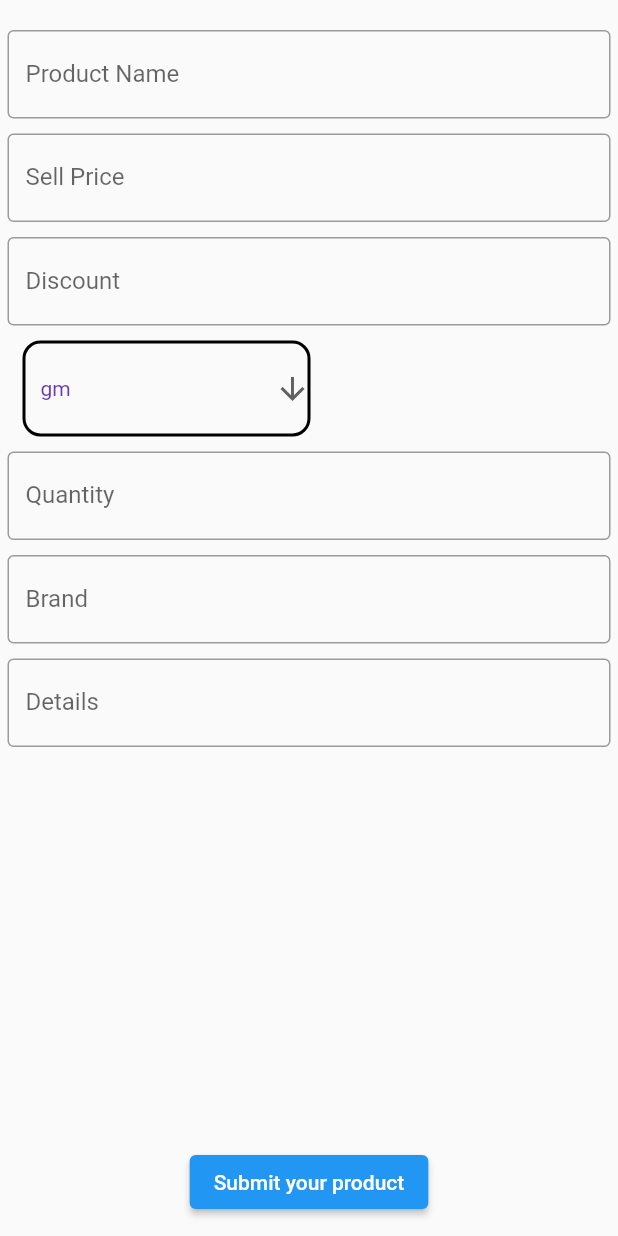
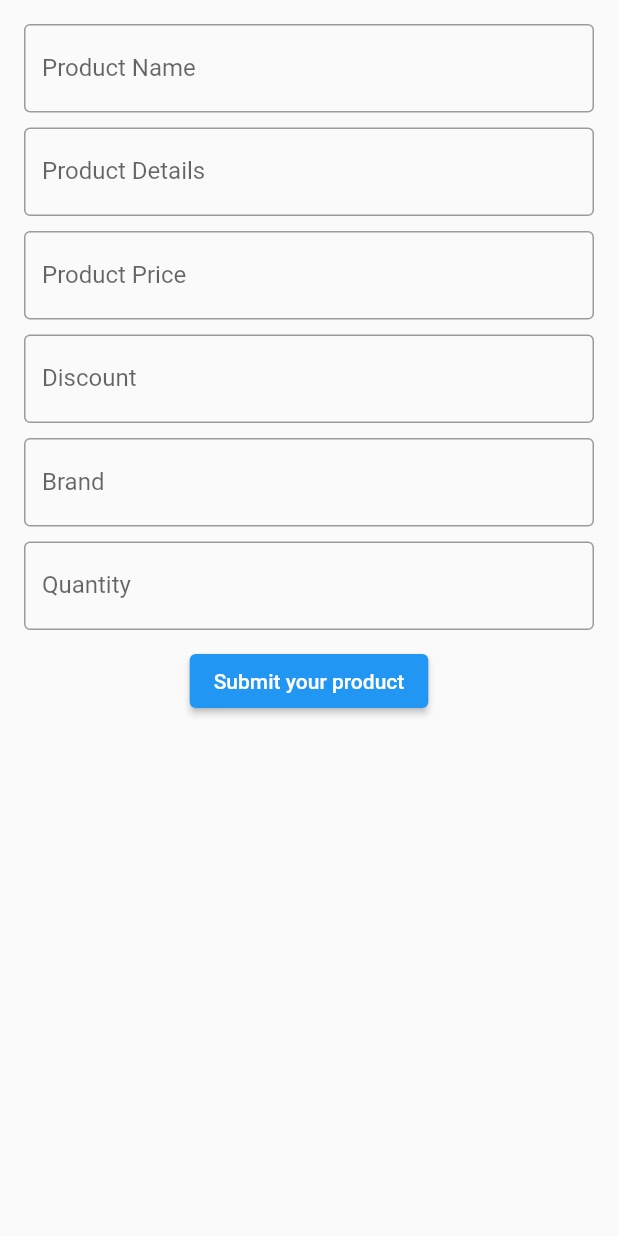
Before and after one commit to sakib556/Basic-E-commerce-App, a Flutter app: the ProductListScreen screen opened directly, on a phone screen of 412 x 824 dp. Run offline on Flutter 3.47's test engine with Material 2 defaults, Android fonts, the phone set to English and light mode, and no system bars; our stand-ins replace dio, firebase_auth, firebase_core, flutter_screenutil, fluttertoast, get; accounts and stored records are empty; network calls fail.

Commit message:
controllers clean architecture

```diff
--- a/lib/controllers/login_controller.dart
+++ b/lib/controllers/login_controller.dart
@@ -1,6 +1,6 @@
 import 'package:firebase_auth/firebase_auth.dart';
 import 'package:flutter/material.dart';
-import 'package:flutter_ecommerce/controllers/product_controller/get_product_controller.dart';
+import 'package:flutter_ecommerce/controllers/product_controller.dart';
 import 'package:flutter_ecommerce/screens/Tab/bottom_navbar_screen.dart';
 import 'package:flutter_ecommerce/screens/login/login_screen.dart';
 import 'package:fluttertoast/fluttertoast.dart';
@@ -12,7 +12,7 @@ class LoginController extends GetxController {
   var resetEmailController = TextEditingController().obs;
   var passwordController = TextEditingController().obs;
   var isLoading = false.obs;
-  final GetProductController productController = Get.put(GetProductController());
+  final ProductController productController = Get.put(ProductController());
   signIn() async {
     isLoading(true);
     try {
--- a/lib/controllers/product_controller/get_product_controller.dart
+++ b/lib/controllers/product_controller.dart
@@ -3,12 +3,12 @@ import 'package:dio/dio.dart';
 import 'package:flutter_ecommerce/models/product.dart';
 import 'package:get/state_manager.dart';
 
-class GetProductController extends GetxController {
+class ProductController extends GetxController {
  var isLoading = false.obs;
   var productList = <Stackdatum>[].obs;
   var productModel = Product(stackdata: []).obs;
 
-  fetchProducts() async {
+  Future<void> fetchProducts() async {
     print("fetching start");
     isLoading.value = true;
     try {
@@ -26,6 +26,25 @@ class GetProductController extends GetxController {
       print("error : $e");
     }
   }
+
+  Future<void> insertProduct() async {
+     String url = "https://vaizans.com/PHP_API/add_sellers_product.php";
+  //   await http.post(Uri.parse(url), body: {
+  //     "pname": pname,
+  //     "price": pprice,
+  //     "discount": pdiscount,
+  //     "brand": pbrand,
+  //     "quantity": pqty,
+  //     "quantity_type": qtyType,
+  //     "product_details": pdetails
+  //   });
+  //   setState(() {
+  //     addData = 0;
+  //   });
+  //   productController.isLoading.value;
+  //   await productController.fetchProducts();
+  //   Get.off(BottomNavbarScreen());
+ }
 }
 
 List<Stackdatum> dataFromProduct(String data) => List<Stackdatum>.from(
--- a/lib/controllers/splash_controller.dart
+++ b/lib/controllers/splash_controller.dart
@@ -1,12 +1,12 @@
 import 'dart:async';
 import 'package:firebase_auth/firebase_auth.dart';
-import 'package:flutter_ecommerce/controllers/product_controller/get_product_controller.dart';
+import 'package:flutter_ecommerce/controllers/product_controller.dart';
 import 'package:flutter_ecommerce/screens/Tab/bottom_navbar_screen.dart';
 import 'package:flutter_ecommerce/screens/login/login_screen.dart';
 import 'package:get/get.dart';
 
 class SplashController extends GetxController {
-  final GetProductController productController = Get.put(GetProductController());
+  final ProductController productController = Get.put(ProductController());
   FirebaseAuth? _authentication;
   User? user;
   bool isLoading = true;
--- a/lib/screens/Tab/home/home_screen.dart
+++ b/lib/screens/Tab/home/home_screen.dart
@@ -1,12 +1,12 @@
 import 'package:flutter/material.dart';
-import 'package:flutter_ecommerce/controllers/product_controller/get_product_controller.dart';
+import 'package:flutter_ecommerce/controllers/product_controller.dart';
 import 'package:flutter_ecommerce/screens/Tab/home/components/product_tile.dart';
 import 'package:get/get.dart';
 
 class HomeScreen extends StatelessWidget {
   HomeScreen({Key? key}) : super(key: key);
-  final GetProductController productController =
-      Get.put(GetProductController());
+  final ProductController productController =
+      Get.put(ProductController());
   @override
   Widget build(BuildContext context) {
     return Column(
--- a/lib/screens/Tab/seller/product_list_screen.dart
+++ b/lib/screens/Tab/seller/product_list_screen.dart
@@ -1,229 +1,93 @@
 import 'package:flutter/material.dart';
-import 'package:flutter_ecommerce/controllers/product_controller/get_product_controller.dart';
+import 'package:flutter_ecommerce/controllers/product_controller.dart';
 import 'package:flutter_ecommerce/screens/Tab/bottom_navbar_screen.dart';
 import 'package:get/get.dart';
+import 'package:flutter_ecommerce/screens/custom_widgets/validating_textfield.dart';
+import 'package:flutter_ecommerce/screens/custom_widgets/space_vertical.dart';
 import 'package:http/http.dart' as http;
+
+final TextEditingController _pNameController = TextEditingController(),
+    _pPriceController = TextEditingController(),
+    _pDiscountController = TextEditingController(),
+    _pBrandController = TextEditingController(),
+    _pQtyController = TextEditingController(),
+    _pDetailsController = TextEditingController();
+
 class ProductListScreen extends StatefulWidget {
   const ProductListScreen({Key? key}) : super(key: key);
   @override
   State<ProductListScreen> createState() => _ProductListScreenState();
 }
+
 class _ProductListScreenState extends State<ProductListScreen> {
-  final GetProductController productController = Get.put(GetProductController());
-  final _fromKey= GlobalKey<FormState>();
-  var size,height,width;
-  String? pname,pprice,pdiscount,pbrand,pqty,pdetails;
-  String qty_type="gm"; int add_data=0;
+  final ProductController productController =
+      Get.put(ProductController());
+  final _fromKey = GlobalKey<FormState>();
+  var size, height, width;
+  String? pname, pprice, pdiscount, pbrand, pqty, pdetails;
+  String qtyType = "gm";
+  int addData = 0;
   @override
   Widget build(BuildContext context) {
     size = MediaQuery.of(context).size;
     height = size.height;
     width = size.width;
     return Scaffold(
-      body: SingleChildScrollView(
-        child: Column(
-          children:[
-              SizedBox(height: 10,),
-              Center(
-                child: Form(
+      body: SafeArea(
+        child: SingleChildScrollView(
+          padding: const EdgeInsets.all(16),
+          child: Column(children: [
+            Form(
                 autovalidateMode: AutovalidateMode.onUserInteraction,
                 key: _fromKey,
-            child: SingleChildScrollView(
-              child: Container(
-                   height: height-70,
-                   width: width-10,
-                  child: Center(
-                    child: ListView(
-                      children: [
-                      SizedBox(height: 10,),
-                      productName(),
-                      SizedBox(height: 10,),
-                      productPrice(),
-                      SizedBox(height: 10,),
-                      productDiscount(),
-                      SizedBox(height: 10,),
-                      Container(
-                            width: 10,
-                            child: productQuantityType()),
-                      SizedBox(height: 10,),
-                      productQuantity(),
-                      SizedBox(height: 10,),
-                      productBrand(),
-                      SizedBox(height: 10,),
-                      productDetails()
-                      ],),
-                  ),
-              ),
-            )),
-              ),
-            add_data==0? ElevatedButton(
-              onPressed: () {
-                 InsertData();
-                },
-              child: Text('Submit your product'),
-            ):CircularProgressIndicator(),
-          ]
+                child: Column(
+                  children: [
+                    ValidatingTextField(
+                      textController: _pNameController,
+                      title: "Product Name",
+                      validatorText: "Please,enter the product name."),
+                    const SpaceVertical(10),
+                    ValidatingTextField(
+                      textController: _pDetailsController,
+                      title: "Product Details",
+                      validatorText: "Please,enter the product details."),
+                    const SpaceVertical(10),
+                    ValidatingTextField(
+                      textController: _pPriceController,
+                      title: "Product Price",
+                      validatorText: "Please,enter the product price."),
+                    const SpaceVertical(10),
+                    ValidatingTextField(
+                      textController: _pDiscountController,
+                      title: "Discount",
+                      validatorText: "Please,enter the product discount."),
+                    const SpaceVertical(10),
+                    ValidatingTextField(
+                      textController: _pBrandController,
+                      title: "Brand",
+                      validatorText: "Please,enter the product brand."),
+                    const SpaceVertical(10),
+                    ValidatingTextField(
+                      textController: _pQtyController,
+                      title: "Quantity",
+                      validatorText: "Please,enter the product quantity."),
+                    const SpaceVertical(10),
+
+                  ],
+                )),
+            addData == 0
+                ? ElevatedButton(
+                    onPressed: () {
+                   //   InsertData();
+                    },
+                    child: const Text('Submit your product'),
+                  )
+                : const CircularProgressIndicator(),
+          ]),
         ),
       ),
     );
   }
-  Widget productName()=> TextFormField(
-    onChanged: (value){
-      setState(() {
-        pname=value;
-      });
-    },
-      decoration: InputDecoration(
-        labelText: "Product Name",
-        border: OutlineInputBorder(),
-      ),
-     validator: (value){
-        if(value.toString().isEmpty){
-          return "Please,enter the product name.";
-        }
-        else{
-          return null;
-        }
-     },
-      );
-  Widget productPrice()=> TextFormField(
-    onChanged: (value){
-      setState(() {
-        pprice=value;
-      });
-    },
-    decoration: InputDecoration(
-      labelText: "Sell Price",
-      border: OutlineInputBorder(),
-    ),
-    validator: (value){
-      if(value.toString().isEmpty){
-        return "Please enter the price";
-      }
-      else{
-        return null;
-      }
-    },
-  );
-  Widget productDiscount()=> TextFormField(
-    onChanged: (value){
-      setState(() {
-        pdiscount=value;
-      });
-    },
-    decoration: InputDecoration(
-      labelText: "Discount",
-      border: OutlineInputBorder(),
-    ),
-    validator: (value){
-      if(value.toString().isEmpty){
-        return "Please enter 0 or some discount";
-      }
-      else{
-        return null;
-      }
-    },
-  );
-  List<String> items=["gm","kg","ltr","piece", "pkt","carton"];
-  Widget productQuantityType()=> Container(
-    margin: EdgeInsets.only(left: 10,right: 200),
-    child: DropdownButtonFormField<String>(
-      value: qty_type,
-      icon: const Icon(Icons.arrow_downward),
-      elevation: 6,
-      style: const TextStyle(color: Colors.deepPurple),
-      decoration: InputDecoration(
-        enabledBorder: OutlineInputBorder(
-            borderRadius: BorderRadius.circular(12),
-            borderSide:BorderSide(width: 2,color: Colors.black)
-        ),
-      ),
 
-      onChanged: (String? newValue) {
-        setState(() {
-          qty_type = newValue!;
-          print(qty_type);
-        });
-      },
-      items: items
-          .map<DropdownMenuItem<String>>((String value) {
-        return DropdownMenuItem<String>(
-          value: value,
-          child: Text(value),
-        );
-      }).toList(),
-    ),
-  );
-  Widget productQuantity()=> TextFormField(
-    onChanged: (value){
-      setState(() {
-        pqty=value;
-      });
-    },
-    decoration: InputDecoration(
-      labelText: "Quantity",
-      border: OutlineInputBorder(),
-    ),
-    validator: (value){
-      if(value.toString().isEmpty){
-        return "Please enter the quantity.";
-      }
-      else{
-        return null;
-      }
-    },
-  );
-  Widget productBrand()=> TextFormField(
-    onChanged: (value){
-      setState(() {
-        pbrand=value;
-      });
-    },
-    decoration: InputDecoration(
-      labelText: "Brand",
-      border: OutlineInputBorder(),
-    ),
-    validator: (value){
-      if(value.toString().isEmpty){
-        return "Please enter 'none' or the brand";
-      }
-      else{
-        return null;
-      }
-    },
-  );
-  Widget productDetails()=> TextFormField(
-    onChanged: (value){
-      setState(() {
-        pdetails=value;
-      });
-    },
-    decoration: InputDecoration(
-      labelText: "Details",
-      border: OutlineInputBorder(),
-    ),
-    validator: (value){
-      if(value.toString().length<4){
-        return "Please enter some details.";
-      }
-      else{
-        return null;
-      }
-    },
-  );
 
-  Future<void> InsertData() async {
-    setState(() {
-      add_data=1;
-    });
-    String url="https://vaizans.com/PHP_API/add_sellers_product.php";
-    await http.post(Uri.parse(url),body: {"pname":pname,"price":pprice,"discount":pdiscount,
-      "brand":pbrand,"quantity":pqty,"quantity_type":qty_type,"product_details":pdetails});
-    setState(() {
-      add_data=0;
-    });
-    productController.isLoading.value;
-    await productController.fetchProducts();
-    Get.off(BottomNavbarScreen());
-  }
 }
--- a/lib/screens/custom_widgets/TextFormField1.dart
+++ b/lib/screens/custom_widgets/text_form_field.dart
@@ -1,6 +1,6 @@
 import 'package:flutter/material.dart';
 class TextFormField1 extends StatelessWidget {
-  TextFormField1({
+  const TextFormField1({
     this.controller,
     this.hintText,
     this.helpText,
--- a/lib/screens/signup/user_form.dart
+++ b/lib/screens/signup/user_form.dart
@@ -1,6 +1,6 @@
 import 'package:flutter/cupertino.dart';
 import 'package:flutter/material.dart';
-import 'package:flutter_ecommerce/screens/custom_widgets/text_field_1.dart';
+import 'package:flutter_ecommerce/screens/custom_widgets/simple_textfield.dart';
 class UserForm extends StatefulWidget {
   const UserForm({Key? key}) : super(key: key);
   @override
--- a/pubspec.yaml
+++ b/pubspec.yaml
@@ -42,6 +42,7 @@ dependencies:
   # Use with the CupertinoIcons class for iOS style icons.
   cupertino_icons: ^1.0.2
   dio: ^4.0.6
+  json_serializable: ^6.5.1
 
 dev_dependencies:
   flutter_test:
```
Also changed, not shown: lib/controllers/product_controller/add_product_controller.dart (deleted, +0 -35 lines), lib/screens/custom_widgets/text_field_1.dart (deleted, +0 -22 lines), pubspec.lock.
